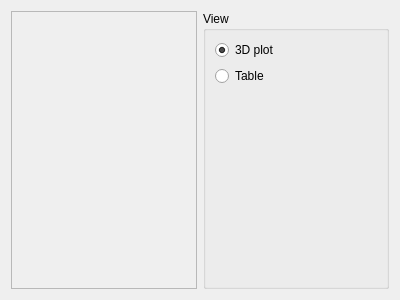
The window that UI/histogram2d.ui (Shadasviar/APOD) describes before a commit, drawn with Qt 5.
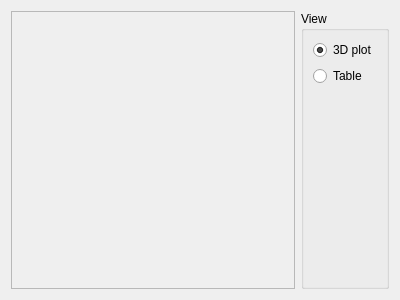
The same window after the commit.

Commit message: Implement basic 2D histogram

```diff
--- a/UI/histogram2d.ui
+++ b/UI/histogram2d.ui
@@ -22,10 +22,21 @@
      <property name="frameShadow">
       <enum>QFrame::Raised</enum>
      </property>
+     <layout class="QVBoxLayout" name="verticalLayout_3">
+      <item>
+       <layout class="QVBoxLayout" name="histlayout"/>
+      </item>
+     </layout>
     </widget>
    </item>
    <item row="0" column="1">
     <widget class="QGroupBox" name="typeBox">
+     <property name="sizePolicy">
+      <sizepolicy hsizetype="Maximum" vsizetype="Expanding">
+       <horstretch>0</horstretch>
+       <verstretch>0</verstretch>
+      </sizepolicy>
+     </property>
      <property name="title">
       <string>View</string>
      </property>
```
The commit also changes 4 other files.
